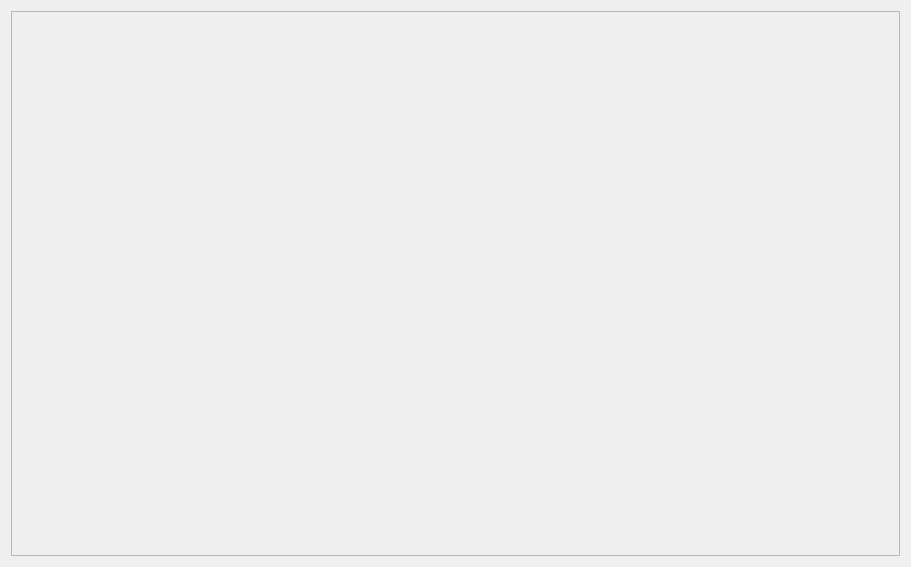
Above: lfb_regeneration_wildlife_impact/gui/form/views/tab_default.ui from b-lack/qgis-fim-plugin before the change. Below: the same form after it.
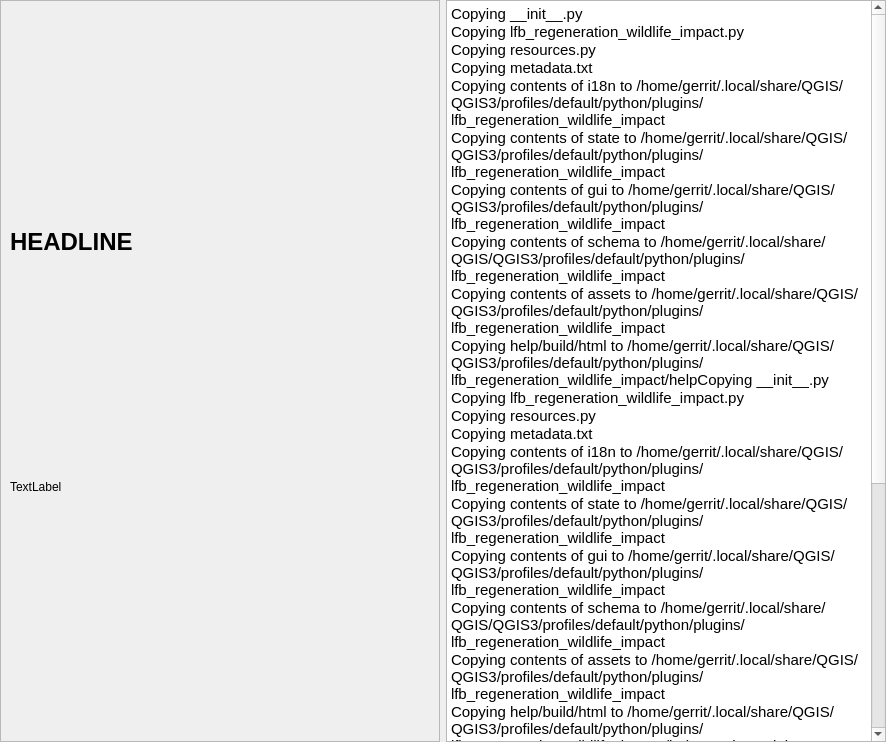
That is the form after the change.

Patch:
```diff
--- a/lfb_regeneration_wildlife_impact/gui/form/views/tab_default.ui
+++ b/lfb_regeneration_wildlife_impact/gui/form/views/tab_default.ui
@@ -6,16 +6,49 @@
    <rect>
     <x>0</x>
     <y>0</y>
-    <width>911</width>
-    <height>567</height>
+    <width>886</width>
+    <height>742</height>
    </rect>
   </property>
+  <property name="sizePolicy">
+   <sizepolicy hsizetype="Preferred" vsizetype="MinimumExpanding">
+    <horstretch>0</horstretch>
+    <verstretch>0</verstretch>
+   </sizepolicy>
+  </property>
   <property name="windowTitle">
    <string>Form</string>
   </property>
-  <layout class="QGridLayout" name="gridLayout_2">
-   <item row="0" column="0">
+  <layout class="QHBoxLayout" name="horizontalLayout_2">
+   <property name="leftMargin">
+    <number>0</number>
+   </property>
+   <property name="topMargin">
+    <number>0</number>
+   </property>
+   <property name="rightMargin">
+    <number>0</number>
+   </property>
+   <property name="bottomMargin">
+    <number>0</number>
+   </property>
+   <item>
     <widget class="QScrollArea" name="scrollArea">
+     <property name="sizePolicy">
+      <sizepolicy hsizetype="Expanding" vsizetype="MinimumExpanding">
+       <horstretch>0</horstretch>
+       <verstretch>10</verstretch>
+      </sizepolicy>
+     </property>
+     <property name="maximumSize">
+      <size>
+       <width>16777215</width>
+       <height>16777215</height>
+      </size>
+     </property>
+     <property name="lineWidth">
+      <number>0</number>
+     </property>
      <property name="widgetResizable">
       <bool>true</bool>
      </property>
@@ -24,25 +57,126 @@
        <rect>
         <x>0</x>
         <y>0</y>
-        <width>891</width>
-        <height>547</height>
+        <width>438</width>
+        <height>740</height>
        </rect>
       </property>
-      <layout class="QGridLayout" name="gridLayout">
-       <item row="0" column="0">
+      <layout class="QVBoxLayout" name="verticalLayout">
+       <item>
+        <widget class="QLabel" name="lfbObjectHeadeline">
+         <property name="sizePolicy">
+          <sizepolicy hsizetype="Preferred" vsizetype="Fixed">
+           <horstretch>0</horstretch>
+           <verstretch>0</verstretch>
+          </sizepolicy>
+         </property>
+         <property name="font">
+          <font>
+           <pointsize>18</pointsize>
+           <weight>75</weight>
+           <bold>true</bold>
+          </font>
+         </property>
+         <property name="text">
+          <string>HEADLINE</string>
+         </property>
+        </widget>
+       </item>
+       <item>
+        <widget class="QLabel" name="lfbObjectDescription">
+         <property name="sizePolicy">
+          <sizepolicy hsizetype="Preferred" vsizetype="Fixed">
+           <horstretch>0</horstretch>
+           <verstretch>0</verstretch>
+          </sizepolicy>
+         </property>
+         <property name="text">
+          <string>TextLabel</string>
+         </property>
+        </widget>
+       </item>
+       <item>
         <layout class="QFormLayout" name="lfbTabLayout">
+         <property name="sizeConstraint">
+          <enum>QLayout::SetMinimumSize</enum>
+         </property>
          <property name="horizontalSpacing">
           <number>0</number>
          </property>
          <property name="verticalSpacing">
           <number>0</number>
          </property>
+         <property name="leftMargin">
+          <number>20</number>
+         </property>
+         <property name="topMargin">
+          <number>20</number>
+         </property>
+         <property name="rightMargin">
+          <number>20</number>
+         </property>
         </layout>
        </item>
       </layout>
      </widget>
     </widget>
    </item>
+   <item>
+    <widget class="QTextBrowser" name="lfbInfoBox">
+     <property name="sizePolicy">
+      <sizepolicy hsizetype="Expanding" vsizetype="MinimumExpanding">
+       <horstretch>0</horstretch>
+       <verstretch>0</verstretch>
+      </sizepolicy>
+     </property>
+     <property name="minimumSize">
+      <size>
+       <width>200</width>
+       <height>0</height>
+      </size>
+     </property>
+     <property name="maximumSize">
+      <size>
+       <width>500</width>
+       <height>16777215</height>
+      </size>
+     </property>
+     <property name="html">
+      <string>&lt;!DOCTYPE HTML PUBLIC &quot;-//W3C//DTD HTML 4.0//EN&quot; &quot;http://www.w3.org/TR/REC-html40/strict.dtd&quot;&gt;
+&lt;html&gt;&lt;head&gt;&lt;meta name=&quot;qrichtext&quot; content=&quot;1&quot; /&gt;&lt;style type=&quot;text/css&quot;&gt;
+p, li { white-space: pre-wrap; }
+&lt;/style&gt;&lt;/head&gt;&lt;body style=&quot; font-family:'Ubuntu'; font-size:11pt; font-weight:400; font-style:normal;&quot;&gt;
+&lt;p style=&quot; margin-top:0px; margin-bottom:0px; margin-left:0px; margin-right:0px; -qt-block-indent:0; text-indent:0px;&quot;&gt;Copying __init__.py&lt;/p&gt;
+&lt;p style=&quot; margin-top:0px; margin-bottom:0px; margin-left:0px; margin-right:0px; -qt-block-indent:0; text-indent:0px;&quot;&gt;Copying lfb_regeneration_wildlife_impact.py&lt;/p&gt;
+&lt;p style=&quot; margin-top:0px; margin-bottom:0px; margin-left:0px; margin-right:0px; -qt-block-indent:0; text-indent:0px;&quot;&gt;Copying resources.py&lt;/p&gt;
+&lt;p style=&quot; margin-top:0px; margin-bottom:0px; margin-left:0px; margin-right:0px; -qt-block-indent:0; text-indent:0px;&quot;&gt;Copying metadata.txt&lt;/p&gt;
+&lt;p style=&quot; margin-top:0px; margin-bottom:0px; margin-left:0px; margin-right:0px; -qt-block-indent:0; text-indent:0px;&quot;&gt;Copying contents of i18n to /home/gerrit/.local/share/QGIS/QGIS3/profiles/default/python/plugins/lfb_regeneration_wildlife_impact&lt;/p&gt;
+&lt;p style=&quot; margin-top:0px; margin-bottom:0px; margin-left:0px; margin-right:0px; -qt-block-indent:0; text-indent:0px;&quot;&gt;Copying contents of state to /home/gerrit/.local/share/QGIS/QGIS3/profiles/default/python/plugins/lfb_regeneration_wildlife_impact&lt;/p&gt;
+&lt;p style=&quot; margin-top:0px; margin-bottom:0px; margin-left:0px; margin-right:0px; -qt-block-indent:0; text-indent:0px;&quot;&gt;Copying contents of gui to /home/gerrit/.local/share/QGIS/QGIS3/profiles/default/python/plugins/lfb_regeneration_wildlife_impact&lt;/p&gt;
+&lt;p style=&quot; margin-top:0px; margin-bottom:0px; margin-left:0px; margin-right:0px; -qt-block-indent:0; text-indent:0px;&quot;&gt;Copying contents of schema to /home/gerrit/.local/share/QGIS/QGIS3/profiles/default/python/plugins/lfb_regeneration_wildlife_impact&lt;/p&gt;
+&lt;p style=&quot; margin-top:0px; margin-bottom:0px; margin-left:0px; margin-right:0px; -qt-block-indent:0; text-indent:0px;&quot;&gt;Copying contents of assets to /home/gerrit/.local/share/QGIS/QGIS3/profiles/default/python/plugins/lfb_regeneration_wildlife_impact&lt;/p&gt;
+&lt;p style=&quot; margin-top:0px; margin-bottom:0px; margin-left:0px; margin-right:0px; -qt-block-indent:0; text-indent:0px;&quot;&gt;Copying help/build/html to /home/gerrit/.local/share/QGIS/QGIS3/profiles/default/python/plugins/lfb_regeneration_wildlife_impact/helpCopying __init__.py&lt;/p&gt;
+&lt;p style=&quot; margin-top:0px; margin-bottom:0px; margin-left:0px; margin-right:0px; -qt-block-indent:0; text-indent:0px;&quot;&gt;Copying lfb_regeneration_wildlife_impact.py&lt;/p&gt;
+&lt;p style=&quot; margin-top:0px; margin-bottom:0px; margin-left:0px; margin-right:0px; -qt-block-indent:0; text-indent:0px;&quot;&gt;Copying resources.py&lt;/p&gt;
+&lt;p style=&quot; margin-top:0px; margin-bottom:0px; margin-left:0px; margin-right:0px; -qt-block-indent:0; text-indent:0px;&quot;&gt;Copying metadata.txt&lt;/p&gt;
+&lt;p style=&quot; margin-top:0px; margin-bottom:0px; margin-left:0px; margin-right:0px; -qt-block-indent:0; text-indent:0px;&quot;&gt;Copying contents of i18n to /home/gerrit/.local/share/QGIS/QGIS3/profiles/default/python/plugins/lfb_regeneration_wildlife_impact&lt;/p&gt;
+&lt;p style=&quot; margin-top:0px; margin-bottom:0px; margin-left:0px; margin-right:0px; -qt-block-indent:0; text-indent:0px;&quot;&gt;Copying contents of state to /home/gerrit/.local/share/QGIS/QGIS3/profiles/default/python/plugins/lfb_regeneration_wildlife_impact&lt;/p&gt;
+&lt;p style=&quot; margin-top:0px; margin-bottom:0px; margin-left:0px; margin-right:0px; -qt-block-indent:0; text-indent:0px;&quot;&gt;Copying contents of gui to /home/gerrit/.local/share/QGIS/QGIS3/profiles/default/python/plugins/lfb_regeneration_wildlife_impact&lt;/p&gt;
+&lt;p style=&quot; margin-top:0px; margin-bottom:0px; margin-left:0px; margin-right:0px; -qt-block-indent:0; text-indent:0px;&quot;&gt;Copying contents of schema to /home/gerrit/.local/share/QGIS/QGIS3/profiles/default/python/plugins/lfb_regeneration_wildlife_impact&lt;/p&gt;
+&lt;p style=&quot; margin-top:0px; margin-bottom:0px; margin-left:0px; margin-right:0px; -qt-block-indent:0; text-indent:0px;&quot;&gt;Copying contents of assets to /home/gerrit/.local/share/QGIS/QGIS3/profiles/default/python/plugins/lfb_regeneration_wildlife_impact&lt;/p&gt;
+&lt;p style=&quot; margin-top:0px; margin-bottom:0px; margin-left:0px; margin-right:0px; -qt-block-indent:0; text-indent:0px;&quot;&gt;Copying help/build/html to /home/gerrit/.local/share/QGIS/QGIS3/profiles/default/python/plugins/lfb_regeneration_wildlife_impact/helpCopying __init__.py&lt;/p&gt;
+&lt;p style=&quot; margin-top:0px; margin-bottom:0px; margin-left:0px; margin-right:0px; -qt-block-indent:0; text-indent:0px;&quot;&gt;Copying lfb_regeneration_wildlife_impact.py&lt;/p&gt;
+&lt;p style=&quot; margin-top:0px; margin-bottom:0px; margin-left:0px; margin-right:0px; -qt-block-indent:0; text-indent:0px;&quot;&gt;Copying resources.py&lt;/p&gt;
+&lt;p style=&quot; margin-top:0px; margin-bottom:0px; margin-left:0px; margin-right:0px; -qt-block-indent:0; text-indent:0px;&quot;&gt;Copying metadata.txt&lt;/p&gt;
+&lt;p style=&quot; margin-top:0px; margin-bottom:0px; margin-left:0px; margin-right:0px; -qt-block-indent:0; text-indent:0px;&quot;&gt;Copying contents of i18n to /home/gerrit/.local/share/QGIS/QGIS3/profiles/default/python/plugins/lfb_regeneration_wildlife_impact&lt;/p&gt;
+&lt;p style=&quot; margin-top:0px; margin-bottom:0px; margin-left:0px; margin-right:0px; -qt-block-indent:0; text-indent:0px;&quot;&gt;Copying contents of state to /home/gerrit/.local/share/QGIS/QGIS3/profiles/default/python/plugins/lfb_regeneration_wildlife_impact&lt;/p&gt;
+&lt;p style=&quot; margin-top:0px; margin-bottom:0px; margin-left:0px; margin-right:0px; -qt-block-indent:0; text-indent:0px;&quot;&gt;Copying contents of gui to /home/gerrit/.local/share/QGIS/QGIS3/profiles/default/python/plugins/lfb_regeneration_wildlife_impact&lt;/p&gt;
+&lt;p style=&quot; margin-top:0px; margin-bottom:0px; margin-left:0px; margin-right:0px; -qt-block-indent:0; text-indent:0px;&quot;&gt;Copying contents of schema to /home/gerrit/.local/share/QGIS/QGIS3/profiles/default/python/plugins/lfb_regeneration_wildlife_impact&lt;/p&gt;
+&lt;p style=&quot; margin-top:0px; margin-bottom:0px; margin-left:0px; margin-right:0px; -qt-block-indent:0; text-indent:0px;&quot;&gt;Copying contents of assets to /home/gerrit/.local/share/QGIS/QGIS3/profiles/default/python/plugins/lfb_regeneration_wildlife_impact&lt;/p&gt;
+&lt;p style=&quot; margin-top:0px; margin-bottom:0px; margin-left:0px; margin-right:0px; -qt-block-indent:0; text-indent:0px;&quot;&gt;Copying help/build/html to /home/gerrit/.local/share/QGIS/QGIS3/profiles/default/python/plugins/lfb_regeneration_wildlife_impact/help&lt;/p&gt;&lt;/body&gt;&lt;/html&gt;</string>
+     </property>
+    </widget>
+   </item>
   </layout>
  </widget>
  <resources/>
```
